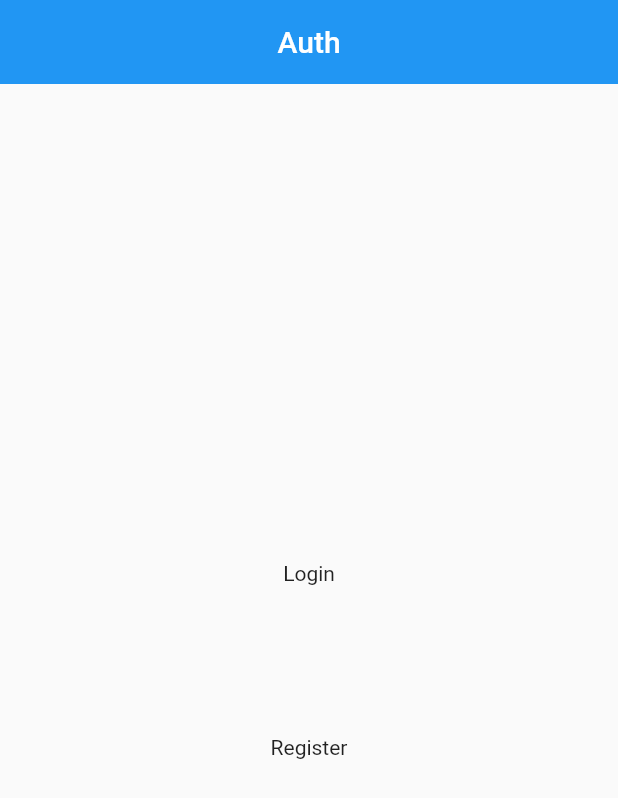
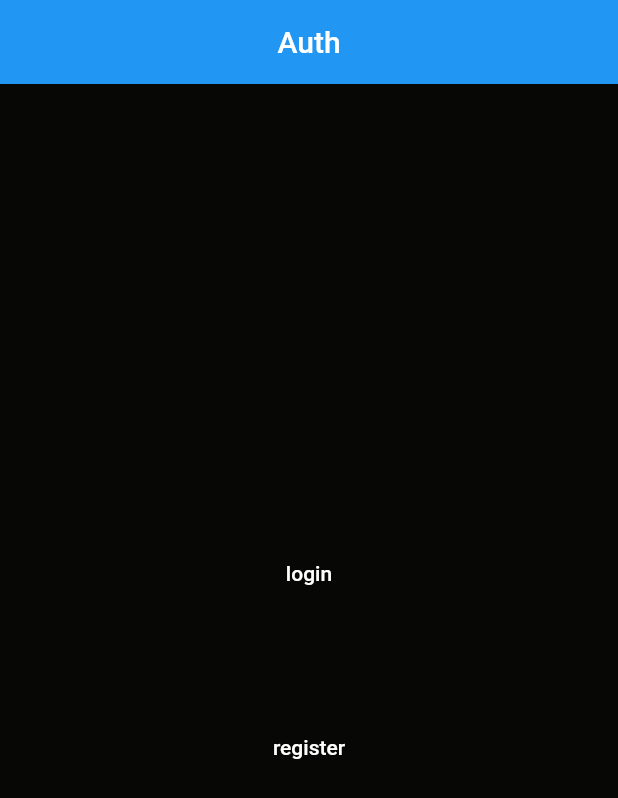
Before and after one commit to patrick-katambi/02-flutter-notezy_frontend, a Flutter app: the screen it shows after launch, on a phone screen of 412 x 824 dp. Shown: the top 798 px of the screen. Run offline on Flutter 3.47's test engine with Material 2 defaults, Android fonts, the light colour scheme and no system bars.

Commit message:
created normal text global widget

```diff
--- a/lib/main.dart
+++ b/lib/main.dart
@@ -41,6 +41,10 @@ class Root extends StatelessWidget {
       debugShowCheckedModeBanner: false,
       theme: ThemeData(
         primarySwatch: Colors.blue,
+        scaffoldBackgroundColor: const Color(0xff070706),
+        textTheme: const TextTheme(
+          bodyText1: TextStyle(color: Colors.white)
+        )
       ),
       initialRoute: '/',
       onGenerateRoute: onGenerateRoute,
--- a/lib/modules/authentication/authentication.dart
+++ b/lib/modules/authentication/authentication.dart
@@ -2,6 +2,7 @@ import 'package:flutter/material.dart';
 import 'package:global_news/modules/authentication/login/Login.dart';
 import 'package:global_news/modules/authentication/register/Register.dart';
 import 'package:global_news/widgets/bar.dart';
+import 'package:global_news/widgets/normalText.dart';
 
 class Authentication extends StatelessWidget {
   const Authentication({Key? key}) : super(key: key);
@@ -19,7 +20,7 @@ class Authentication extends StatelessWidget {
               Navigator.pushNamed(context, Login.name);
             },
             child: const Center(
-              child: Text("Login"),
+              child: NormalText(text: 'login'),
             ),
           ),
           const SizedBox(height: 100.0),
@@ -28,7 +29,7 @@ class Authentication extends StatelessWidget {
               Navigator.pushNamed(context, Register.name);
             },
             child: const Center(
-              child: Text("Register"),
+              child: NormalText(text: 'register'),
             ),
           ),
         ],
--- a/lib/modules/authentication/login/Login.dart
+++ b/lib/modules/authentication/login/Login.dart
@@ -1,6 +1,7 @@
 import 'package:flutter/material.dart';
 import 'package:global_news/modules/authentication/register/Register.dart';
 import 'package:global_news/widgets/bar.dart';
+import 'package:global_news/widgets/normalText.dart';
 
 class Login extends StatelessWidget {
   static String name = '/login';
@@ -11,7 +12,7 @@ class Login extends StatelessWidget {
     return Scaffold(
       appBar: bar(title: 'login'),
       body: const Center(
-        child: Text("Login"),
+        child: NormalText(text: 'login')
       ),
     );
   }
--- a/lib/modules/authentication/register/Register.dart
+++ b/lib/modules/authentication/register/Register.dart
@@ -1,5 +1,6 @@
 import 'package:flutter/material.dart';
 import 'package:global_news/widgets/bar.dart';
+import 'package:global_news/widgets/normalText.dart';
 
 class Register extends StatelessWidget {
   static String name = '/register';
@@ -10,7 +11,7 @@ class Register extends StatelessWidget {
     return Scaffold(
       appBar: bar(title: 'register'),
       body: const Center(
-        child: Text("Register"),
+        child: NormalText(text: 'register'),
       ),
     );
   }
--- /dev/null
+++ b/lib/widgets/normalText.dart
@@ -0,0 +1,12 @@
+import 'package:flutter/material.dart';
+
+class NormalText extends StatelessWidget {
+  final String text;
+
+  const NormalText({Key? key, required this.text}) : super(key: key);
+
+  @override
+  Widget build(BuildContext context) {
+    return Text(text, style: Theme.of(context).textTheme.bodyText1);
+  }
+}
```
